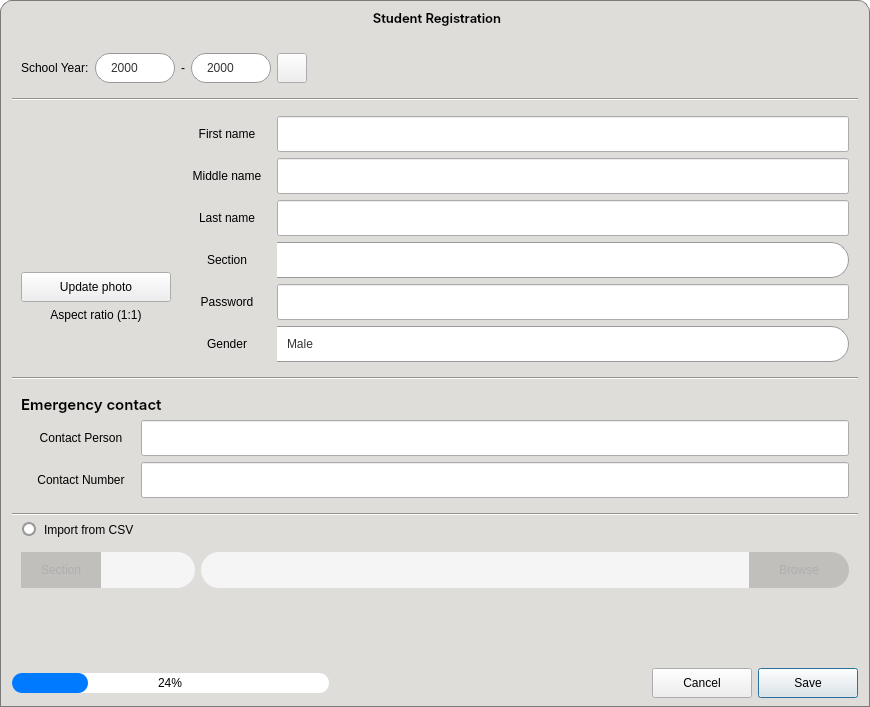
Old version of the form CAI_PyQt/CAI_Admin/UI/FormAddNewStudent.ui in the repository CPG19040/CPG19040.
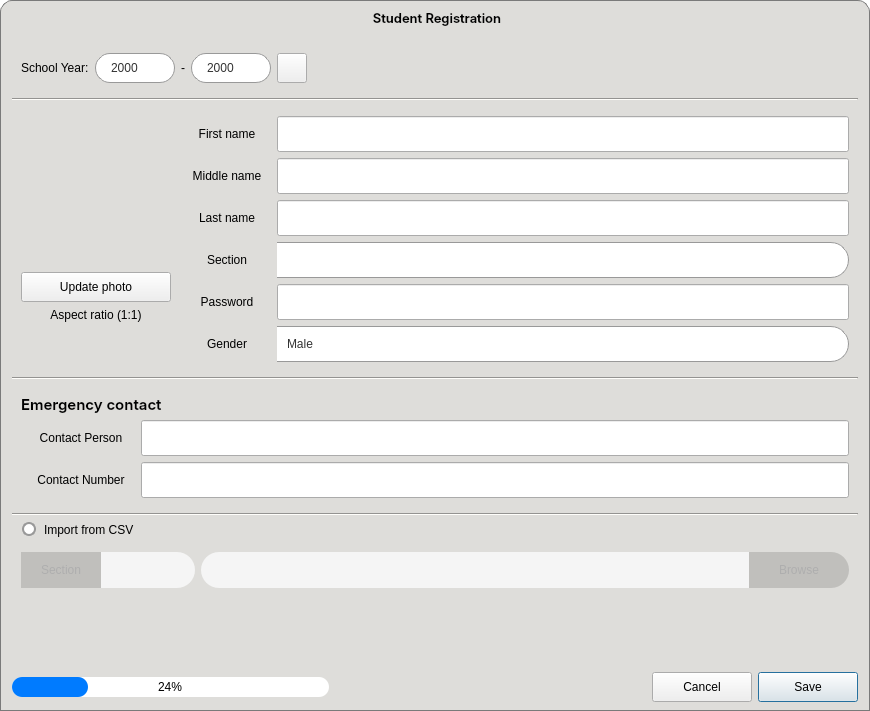
New version of the form. Icons and pictures are not drawn.

The edit to the form file:
```diff
--- a/CAI_PyQt/CAI_Admin/UI/FormAddNewStudent.ui
+++ b/CAI_PyQt/CAI_Admin/UI/FormAddNewStudent.ui
@@ -10,13 +10,19 @@
     <x>0</x>
     <y>0</y>
     <width>870</width>
-    <height>707</height>
+    <height>711</height>
    </rect>
   </property>
   <property name="minimumSize">
    <size>
     <width>870</width>
-    <height>707</height>
+    <height>711</height>
+   </size>
+  </property>
+  <property name="maximumSize">
+   <size>
+    <width>870</width>
+    <height>711</height>
    </size>
   </property>
   <property name="windowTitle">
```
Left out of the diff: 5 changed lines with no effect on the pictures.
